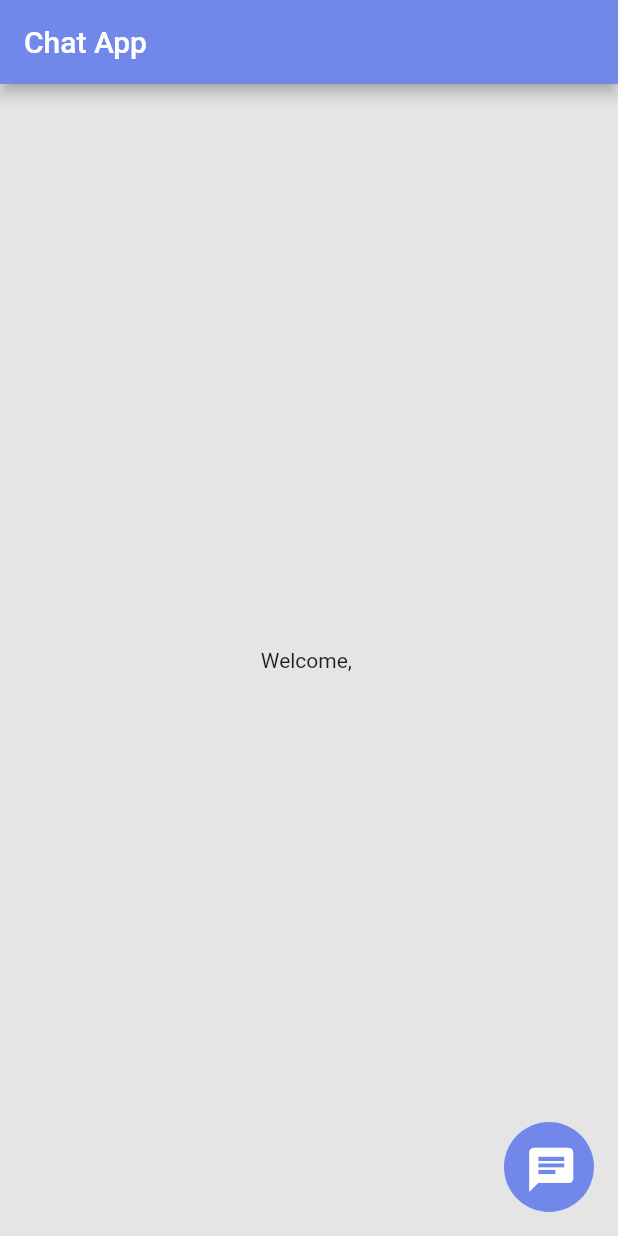
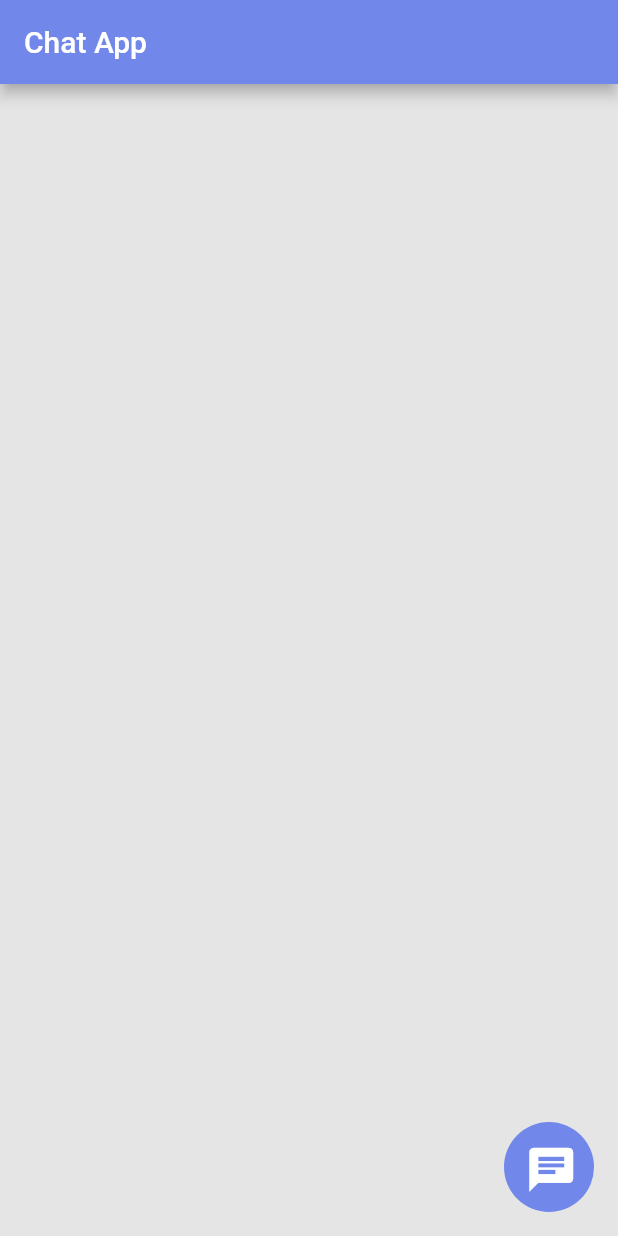
Before and after one commit to Netesh5/socket.io-Flutter, a Flutter app: the first screen one second after launch, on a phone screen of 412 x 824 dp. Run offline on Flutter 3.47's test engine with Material 2 defaults, Android fonts, the phone set to English and light mode, and no system bars; our stand-ins replace flutter_bloc, socket_io_client.

```diff
--- a/lib/src/presentation/homepage/presentation/homepage.dart
+++ b/lib/src/presentation/homepage/presentation/homepage.dart
@@ -1,8 +1,9 @@
 import 'package:chatapp/core/theme_manager/colors.dart';
+import 'package:chatapp/src/presentation/homepage/bloc/username_cubit.dart';
 
 import 'package:chatapp/widgets/customdialog.dart';
-
 import 'package:flutter/material.dart';
+import 'package:flutter_bloc/flutter_bloc.dart';
 
 class HomeScreen extends StatefulWidget {
   const HomeScreen({Key? key}) : super(key: key);
@@ -40,7 +41,24 @@ class _HomeScreenState extends State<HomeScreen> {
                   size: 35,
                 ))),
         body: Center(
-          child: Text("Welcome, $username"),
+          child: BlocConsumer<UsernameCubit, Usernamestate>(
+            listener: (context, state) {
+              if (username.isNotEmpty) {
+                BlocProvider.of<UsernameCubit>(context).containValue();
+              } else if (username.isEmpty) {
+                BlocProvider.of<UsernameCubit>(context).novalue();
+              }
+            },
+            builder: (context, state) {
+              if (state == Usernamestate.hasvalue) {
+                return Text("Welcome, $username");
+              } else if (state == Usernamestate.novalue) {
+                return const SizedBox();
+              } else {
+                return const SizedBox();
+              }
+            },
+          ),
         ));
   }
 }
--- a/pubspec.yaml
+++ b/pubspec.yaml
@@ -38,6 +38,7 @@ dependencies:
   socket_io_client: ^2.0.1
   flutter_bloc: ^8.1.2
   intl: ^0.18.0
+  equatable: ^2.0.5
 
 dev_dependencies:
   flutter_test:
```
Also changed, not shown: pubspec.lock.
